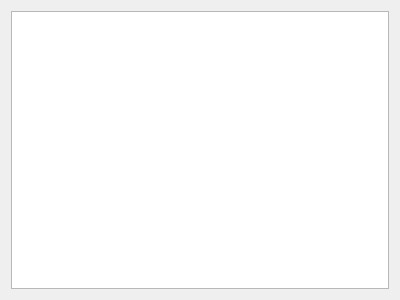
This is Platan/PlatanUI/pluginoutputdialog.ui in agabor/platan as Qt 5 draws it before an edit. The edited form follows.
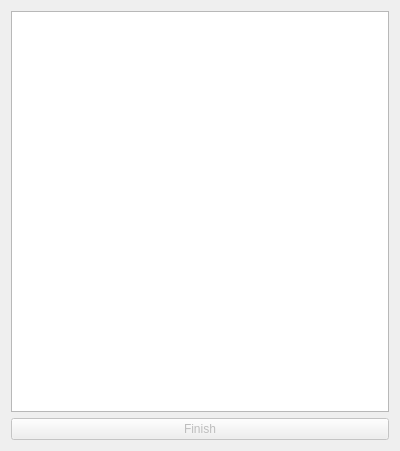
This is the edited form.

Commit message: add finish button to plugin dialog

```diff
--- a/Platan/PlatanUI/pluginoutputdialog.ui
+++ b/Platan/PlatanUI/pluginoutputdialog.ui
@@ -7,7 +7,7 @@
     <x>0</x>
     <y>0</y>
     <width>400</width>
-    <height>300</height>
+    <height>451</height>
    </rect>
   </property>
   <property name="windowTitle">
@@ -27,6 +27,16 @@
      </property>
     </widget>
    </item>
+   <item>
+    <widget class="QPushButton" name="finishButton">
+     <property name="enabled">
+      <bool>false</bool>
+     </property>
+     <property name="text">
+      <string>Finish</string>
+     </property>
+    </widget>
+   </item>
   </layout>
  </widget>
  <resources/>
```
The commit also changes 3 other files.
